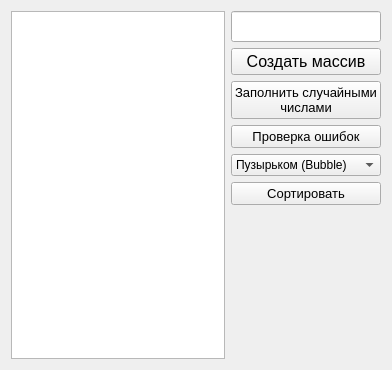
Qt form Qt/TableSorter/widget.ui (Vergervan/Learning) before a commit.
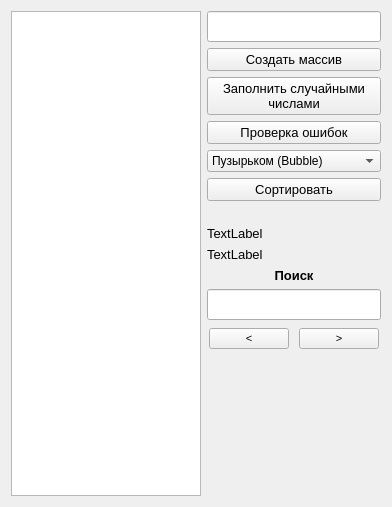
The same form after that commit.

Commit message: Improve some code, and develop some features

```diff
--- a/Qt/TableSorter/widget.ui
+++ b/Qt/TableSorter/widget.ui
@@ -7,24 +7,41 @@
     <x>0</x>
     <y>0</y>
     <width>392</width>
-    <height>370</height>
+    <height>507</height>
    </rect>
   </property>
   <property name="windowTitle">
    <string>Array Sorter</string>
   </property>
   <layout class="QGridLayout" name="gridLayout">
-   <item row="0" column="0" rowspan="8">
-    <widget class="QTableWidget" name="dataTable">
-     <property name="minimumSize">
-      <size>
-       <width>150</width>
-       <height>0</height>
-      </size>
+   <item row="6" column="2">
+    <widget class="QLabel" name="sortTimeLabel">
+     <property name="font">
+      <font>
+       <pointsize>8</pointsize>
+      </font>
      </property>
+     <property name="text">
+      <string/>
+     </property>
+     <property name="alignment">
+      <set>Qt::AlignCenter</set>
+     </property>
     </widget>
    </item>
-   <item row="0" column="1">
+   <item row="13" column="2">
+    <widget class="QLabel" name="searchCountLabel">
+     <property name="font">
+      <font>
+       <pointsize>7</pointsize>
+      </font>
+     </property>
+     <property name="text">
+      <string/>
+     </property>
+    </widget>
+   </item>
+   <item row="0" column="2">
     <widget class="QLineEdit" name="arrayCountEdit">
      <property name="font">
       <font>
@@ -36,44 +53,48 @@
      </property>
     </widget>
    </item>
-   <item row="1" column="1">
-    <widget class="QPushButton" name="createArrayButton">
+   <item row="5" column="2">
+    <widget class="QPushButton" name="sortButton">
      <property name="font">
       <font>
-       <pointsize>12</pointsize>
+       <pointsize>10</pointsize>
       </font>
      </property>
      <property name="text">
-      <string>Создать массив</string>
+      <string>Сортировать</string>
      </property>
     </widget>
    </item>
-   <item row="2" column="1">
-    <widget class="QPushButton" name="fillRandomButton">
+   <item row="8" column="2">
+    <widget class="QLabel" name="maxValueLabel">
      <property name="font">
       <font>
        <pointsize>10</pointsize>
       </font>
      </property>
      <property name="text">
-      <string>Заполнить случайными 
-числами</string>
+      <string>TextLabel</string>
      </property>
     </widget>
    </item>
-   <item row="3" column="1">
-    <widget class="QPushButton" name="checkErrorButton">
+   <item row="9" column="2">
+    <widget class="QLabel" name="searchHeadLabel">
      <property name="font">
       <font>
        <pointsize>10</pointsize>
+       <weight>75</weight>
+       <bold>true</bold>
       </font>
      </property>
      <property name="text">
-      <string>Проверка ошибок</string>
+      <string>Поиск</string>
      </property>
+     <property name="alignment">
+      <set>Qt::AlignCenter</set>
+     </property>
     </widget>
    </item>
-   <item row="4" column="1">
+   <item row="4" column="2">
     <widget class="QComboBox" name="sortCmb">
      <item>
       <property name="text">
@@ -102,34 +123,100 @@
      </item>
     </widget>
    </item>
-   <item row="5" column="1">
-    <widget class="QPushButton" name="sortButton">
+   <item row="7" column="2">
+    <widget class="QLabel" name="minValueLabel">
      <property name="font">
       <font>
        <pointsize>10</pointsize>
       </font>
      </property>
      <property name="text">
-      <string>Сортировать</string>
+      <string>TextLabel</string>
      </property>
     </widget>
    </item>
-   <item row="6" column="1">
-    <widget class="QLabel" name="sortTimeLabel">
+   <item row="3" column="2">
+    <widget class="QPushButton" name="checkErrorButton">
      <property name="font">
       <font>
        <pointsize>10</pointsize>
       </font>
      </property>
      <property name="text">
-      <string/>
+      <string>Проверка ошибок</string>
      </property>
-     <property name="alignment">
-      <set>Qt::AlignCenter</set>
+    </widget>
+   </item>
+   <item row="11" column="2" rowspan="2">
+    <layout class="QHBoxLayout" name="searchButtonsLayout">
+     <property name="spacing">
+      <number>10</number>
      </property>
+     <property name="leftMargin">
+      <number>2</number>
+     </property>
+     <property name="topMargin">
+      <number>2</number>
+     </property>
+     <property name="rightMargin">
+      <number>2</number>
+     </property>
+     <property name="bottomMargin">
+      <number>2</number>
+     </property>
+     <item>
+      <widget class="QPushButton" name="searchBackButton">
+       <property name="font">
+        <font>
+         <pointsize>8</pointsize>
+         <weight>50</weight>
+         <bold>false</bold>
+        </font>
+       </property>
+       <property name="text">
+        <string>&lt;</string>
+       </property>
+      </widget>
+     </item>
+     <item>
+      <widget class="QPushButton" name="searchForwardButton">
+       <property name="font">
+        <font>
+         <pointsize>8</pointsize>
+         <weight>50</weight>
+         <bold>false</bold>
+        </font>
+       </property>
+       <property name="text">
+        <string>&gt;</string>
+       </property>
+      </widget>
+     </item>
+    </layout>
+   </item>
+   <item row="2" column="2">
+    <widget class="QPushButton" name="fillRandomButton">
+     <property name="font">
+      <font>
+       <pointsize>10</pointsize>
+      </font>
+     </property>
+     <property name="text">
+      <string>Заполнить случайными 
+числами</string>
+     </property>
     </widget>
    </item>
-   <item row="7" column="1">
+   <item row="10" column="2">
+    <widget class="QLineEdit" name="searchEdit">
+     <property name="font">
+      <font>
+       <pointsize>14</pointsize>
+      </font>
+     </property>
+    </widget>
+   </item>
+   <item row="14" column="2">
     <spacer name="verticalSpacer">
      <property name="orientation">
       <enum>Qt::Vertical</enum>
@@ -145,6 +232,37 @@
      </property>
     </spacer>
    </item>
+   <item row="1" column="2">
+    <widget class="QPushButton" name="createArrayButton">
+     <property name="font">
+      <font>
+       <pointsize>10</pointsize>
+      </font>
+     </property>
+     <property name="text">
+      <string>Создать массив</string>
+     </property>
+    </widget>
+   </item>
+   <item row="0" column="0" rowspan="15">
+    <widget class="QTableWidget" name="dataTable">
+     <property name="minimumSize">
+      <size>
+       <width>150</width>
+       <height>0</height>
+      </size>
+     </property>
+     <property name="selectionMode">
+      <enum>QAbstractItemView::SingleSelection</enum>
+     </property>
+     <property name="selectionBehavior">
+      <enum>QAbstractItemView::SelectRows</enum>
+     </property>
+     <attribute name="horizontalHeaderStretchLastSection">
+      <bool>true</bool>
+     </attribute>
+    </widget>
+   </item>
   </layout>
  </widget>
  <resources/>
```
The commit also changes 2 other files.
